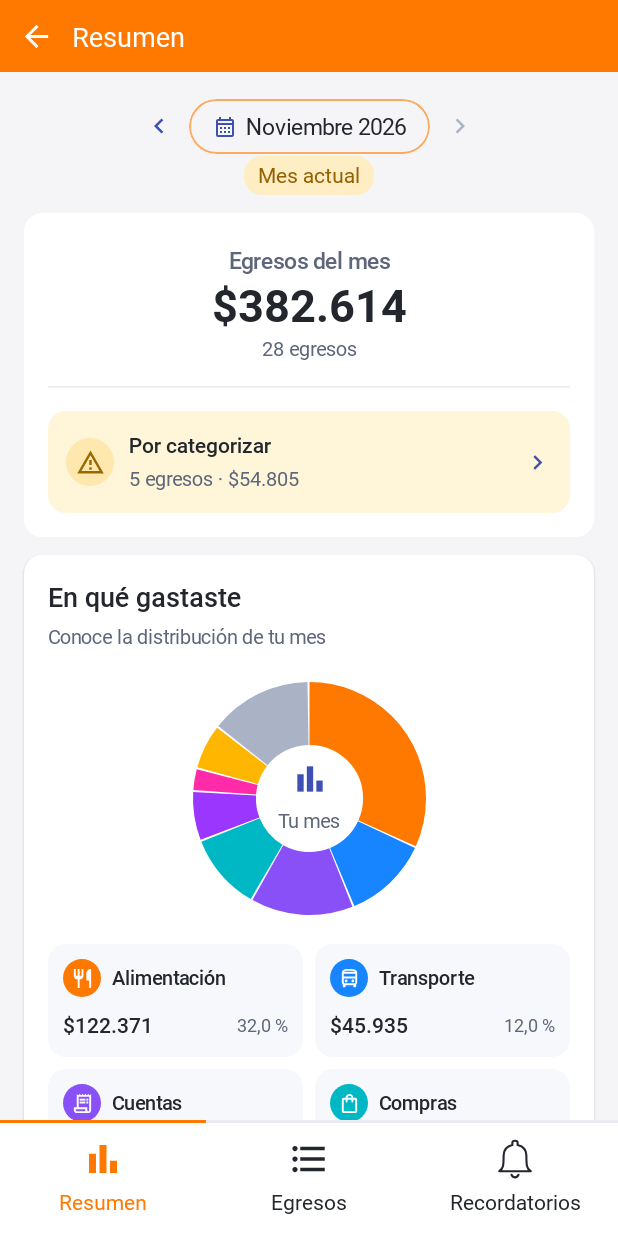
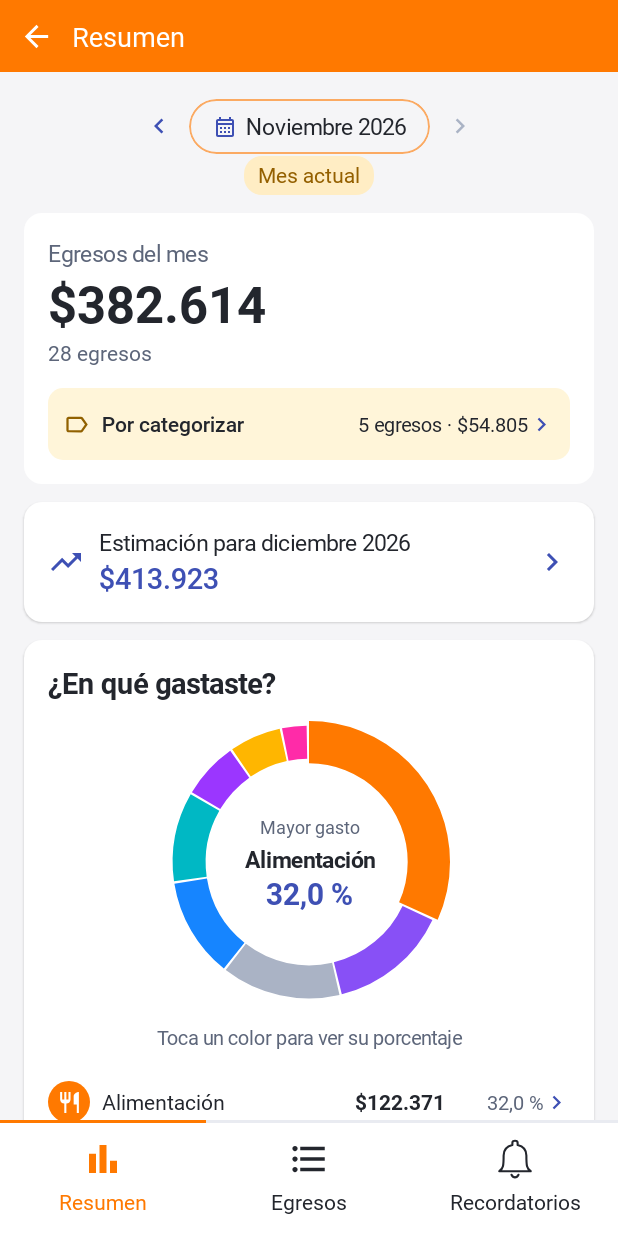
Before and after one commit to Estxbvn1/VisionRUT, an Android app built with Jetpack Compose: the screen it shows after launch (MainActivity), after a tap on "Resumen", on a phone screen of 412 x 824 dp. Run offline under Robolectric (Android 15) with nearby library versions, the phone set to English and light mode, and no system bars; our stand-ins replace Room's generated code; 1 other tap on this screen came first.

Commit message:
Simplifica el resumen mensual y los avisos de cobro

```diff
--- a/app/src/main/java/cl/visionrut/app/ui/screens/ResumenScreen.kt
+++ b/app/src/main/java/cl/visionrut/app/ui/screens/ResumenScreen.kt
@@ -1,31 +1,37 @@
 package cl.visionrut.app.ui.screens
 
+import androidx.compose.foundation.background
 import androidx.compose.foundation.Canvas
-import androidx.compose.foundation.background
 import androidx.compose.foundation.clickable
+import androidx.compose.foundation.gestures.detectTapGestures
 import androidx.compose.foundation.layout.*
 import androidx.compose.foundation.lazy.LazyColumn
 import androidx.compose.foundation.lazy.LazyListState
-import androidx.compose.foundation.shape.CircleShape
 import androidx.compose.foundation.shape.RoundedCornerShape
+import androidx.compose.material.icons.automirrored.outlined.KeyboardArrowRight
+import androidx.compose.material.icons.automirrored.outlined.Label
+import androidx.compose.material.icons.automirrored.outlined.TrendingUp
 import androidx.compose.material.icons.Icons
-import androidx.compose.material.icons.automirrored.outlined.KeyboardArrowRight
 import androidx.compose.material.icons.outlined.*
 import androidx.compose.material3.*
 import androidx.compose.runtime.*
 import androidx.compose.runtime.saveable.rememberSaveable
 import androidx.compose.ui.Alignment
-import androidx.compose.ui.Modifier
+import androidx.compose.ui.geometry.Offset
+import androidx.compose.ui.geometry.Size
 import androidx.compose.ui.graphics.Color
 import androidx.compose.ui.graphics.drawscope.Stroke
+import androidx.compose.ui.input.pointer.pointerInput
+import androidx.compose.ui.Modifier
 import androidx.compose.ui.platform.testTag
 import androidx.compose.ui.semantics.contentDescription
+import androidx.compose.ui.semantics.onClick
 import androidx.compose.ui.semantics.semantics
 import androidx.compose.ui.text.font.FontWeight
 import androidx.compose.ui.text.style.TextAlign
+import androidx.compose.ui.text.style.TextOverflow
 import androidx.compose.ui.unit.dp
 import androidx.compose.ui.unit.sp
-import cl.visionrut.app.data.Egreso
 import cl.visionrut.app.domain.CategoryTotal
 import cl.visionrut.app.ui.components.Aviso
 import cl.visionrut.app.ui.components.BotonPrincipal
@@ -34,7 +40,6 @@ import cl.visionrut.app.ui.components.IconoCategoria
 import cl.visionrut.app.ui.components.SelectorMes
 import cl.visionrut.app.ui.components.Tarjeta
 import cl.visionrut.app.ui.components.TituloPanel
-import cl.visionrut.app.ui.theme.Alert
 import cl.visionrut.app.ui.theme.Blue
 import cl.visionrut.app.ui.theme.Ink
 import cl.visionrut.app.ui.theme.Line
@@ -45,6 +50,8 @@ import cl.visionrut.app.util.money
 import cl.visionrut.app.util.monthLabel
 import cl.visionrut.app.viewmodel.VisionRUTUiState
 import java.time.YearMonth
+import kotlin.math.atan2
+import kotlin.math.hypot
 
 /** Resumen del mes, pendientes y distribución por categorías. */
 @Composable
@@ -59,8 +66,12 @@ fun ResumenScreen(
 ) {
     val rows = data.monthlyExpenses
     val pending = rows.filter { it.categoryId == null }
-    val totals = data.categoryTotals
     val total = rows.sumOf { it.amount }
+    val totals = remember(data.categoryTotals) { data.categoryTotals.sortedByDescending { it.amount } }
+    var chosenKey by rememberSaveable(month.toString()) { mutableStateOf<String?>(null) }
+    val active = totals.firstOrNull { it.filterKey == chosenKey } ?: totals.firstOrNull()
+    val hasDistribution = rows.any { it.categoryId != null }
+
     LazyColumn(
         Modifier.fillMaxSize().testTag("summary-list"),
         state = scroll,
@@ -68,254 +79,167 @@ fun ResumenScreen(
         verticalArrangement = Arrangement.spacedBy(12.dp),
     ) {
         item { SelectorMes(month, data.months, onMonth) }
-        // Total del mes y movimientos pendientes.
         item {
             Tarjeta {
-                Spacer(Modifier.height(5.dp))
-                TotalEgresos(rows, centered = true)
-                HorizontalDivider(Modifier.padding(vertical = 15.dp), color = Line)
-                Row(
-                    Modifier.fillMaxWidth()
-                        .testTag("pending")
-                        .background(
-                            if (pending.isEmpty()) Color(0xFFF0F8F2) else Color(0xFFFFF5D9),
-                            RoundedCornerShape(12.dp),
-                        )
-                        .clickable { openExpenses("none") }
-                        .padding(12.dp),
-                    verticalAlignment = Alignment.CenterVertically,
-                ) {
-                    if (pending.isEmpty())
-                        Icon(
-                            Icons.Outlined.CheckCircle,
-                            null,
-                            Modifier.size(30.dp),
-                            tint = Color(0xFF29A357),
-                        )
-                    else IconoCategoria(null, 32)
-                    Column(Modifier.weight(1f).padding(start = 10.dp)) {
-                        Text(
-                            if (pending.isEmpty()) "Todo categorizado" else "Por categorizar",
-                            fontSize = 14.sp,
-                            fontWeight = FontWeight.Medium,
-                        )
-                        Text(
-                            if (pending.isEmpty()) "Tus egresos están organizados"
-                            else "${pending.size} egresos · ${money(pending.sumOf { it.amount })}",
-                            fontSize = 13.sp,
-                            color = Muted,
-                        )
-                    }
-                    Icon(
-                        Icons.AutoMirrored.Outlined.KeyboardArrowRight,
-                        null,
-                        Modifier.size(19.dp),
-                        tint = Blue,
-                    )
+                Text("Egresos del mes", color = Muted, fontSize = 15.sp)
+                Text(money(total), fontSize = 34.sp, fontWeight = FontWeight.Bold, color = Ink)
+                Text("${rows.size} ${if (rows.size == 1) "egreso" else "egresos"}", color = Muted, fontSize = 14.sp)
+                if (rows.isNotEmpty()) {
+                    Spacer(Modifier.height(12.dp))
+                    FilaPendientes(pending.size, pending.sumOf { it.amount }) { openExpenses("none") }
                 }
             }
         }
         item {
             Tarjeta {
-                Text("En qué gastaste", fontSize = 18.sp, fontWeight = FontWeight.Medium)
+                Row(
+                    Modifier.fillMaxWidth().testTag("action-Proyección de egresos")
+                        .clickable(onClick = openProjection).heightIn(min = 48.dp),
+                    verticalAlignment = Alignment.CenterVertically,
+                ) {
+                    Icon(Icons.AutoMirrored.Outlined.TrendingUp, null, tint = Blue)
+                    Column(Modifier.weight(1f).padding(horizontal = 10.dp)) {
+                        Text("Estimación para ${monthLabel(month.plusMonths(1)).lowercase(Chile)}", color = Ink, fontSize = 15.sp)
                         Text(
-                    "Conoce la distribución de tu mes",
-                    fontSize = 13.sp,
-                    color = Muted,
-                    modifier = Modifier.padding(top = 4.dp),
-                )
-                if (rows.none { it.categoryId != null }) {
-                    Column(
-                        Modifier.fillMaxWidth().padding(vertical = 20.dp),
-                        horizontalAlignment = Alignment.CenterHorizontally,
-                    ) {
-                        Box(
-                            Modifier.size(76.dp).background(Alert.copy(alpha = .18f), CircleShape),
-                            contentAlignment = Alignment.Center,
-                        ) {
-                            Icon(
-                                Icons.Outlined.WarningAmber,
-                                null,
-                                Modifier.size(42.dp),
-                                tint = Color(0xFF9B6800),
+                            if (data.forecast.ready) money(data.forecast.values.sumOf { it.amount })
+                            else "Información insuficiente para estimar",
+                            color = if (data.forecast.ready) Blue else Muted,
+                            fontSize = if (data.forecast.ready) 19.sp else 13.sp,
+                            fontWeight = FontWeight.Medium,
                         )
                     }
-                        Text(
-                            "Categoriza tus egresos\npara ver su distribución.",
-                            color = Muted,
-                            fontSize = 15.sp,
-                            textAlign = TextAlign.Center,
-                            modifier = Modifier.padding(vertical = 14.dp),
-                        )
-                        BotonPrincipal("Ver egresos", Modifier.width(180.dp)) {
-                            openExpenses("all")
-                        }
-                    }
-                } else {
-                    Box(
-                        Modifier.align(Alignment.CenterHorizontally)
-                            .padding(vertical = 12.dp)
-                            .size(170.dp),
-                        contentAlignment = Alignment.Center,
-                    ) {
-                        GraficoEgresos(totals, Modifier.fillMaxSize())
-                        Column(horizontalAlignment = Alignment.CenterHorizontally) {
-                            Icon(Icons.Outlined.BarChart, null, Modifier.size(25.dp), tint = Blue)
-                            Text(
-                                "Tu mes",
-                                fontSize = 13.sp,
-                                color = Muted,
-                                modifier = Modifier.padding(top = 4.dp),
-                            )
-                        }
-                    }
-                    totals.chunked(2).forEach { group ->
-                        Row(
-                            Modifier.fillMaxWidth(),
-                            horizontalArrangement = Arrangement.spacedBy(8.dp),
-                        ) {
-                            group.forEach { item ->
-                                Column(
-                                    Modifier.weight(1f)
-                                        .background(Color(0xFFF7F8FC), RoundedCornerShape(12.dp))
-                                        .clickable { openExpenses(item.category?.id?.toString() ?: "none") }
-                                        .padding(10.dp)
-                                ) {
-                                    Row(verticalAlignment = Alignment.CenterVertically) {
-                                        IconoCategoria(item.category, 25)
-                                        Text(
-                                            item.category?.name ?: "Sin categoría",
-                                            fontSize = 13.sp,
-                                            lineHeight = 17.sp,
-                                            fontWeight = FontWeight.Medium,
-                                            maxLines = 2,
-                                            modifier = Modifier.padding(start = 7.dp),
-                                        )
-                                    }
-                                    Row(
-                                        Modifier.fillMaxWidth().padding(top = 8.dp),
-                                        horizontalArrangement = Arrangement.SpaceBetween,
-                                        verticalAlignment = Alignment.CenterVertically,
-                                    ) {
-                                        Text(
-                                            money(item.amount),
-                                            fontSize = 14.sp,
-                                            fontWeight = FontWeight.Medium,
-                                        )
-                                        Text(
-                                            "%.1f %%".format(Chile, if (total == 0L) 0.0 else item.amount * 100.0 / total),
-                                            fontSize = 12.sp,
-                                            color = Muted,
-                                        )
-                                    }
-                                }
-                            }
-                            if (group.size == 1) Spacer(Modifier.weight(1f))
-                        }
-                        Spacer(Modifier.height(8.dp))
-                    }
-                }
-            }
-        }
-        if (rows.any { it.categoryId != null }) item {
-            BotonPrincipal("Ver mis egresos") { openExpenses("all") }
-        }
-        item {
-            Tarjeta {
-                FilaAccion(
-                    "Gestionar categorías",
-                    Icons.Outlined.Tune,
-                    "Personaliza tus categorías",
-                    categories,
-                )
-            }
-        }
-        item {
-            val forecast = data.forecast
-            Tarjeta {
-                Column(Modifier.fillMaxWidth().testTag("action-Proyección de egresos")
-                    .clickable(onClick = openProjection).padding(vertical = 4.dp)) {
-                    Text("Proyección de egresos", fontSize = 18.sp, fontWeight = FontWeight.SemiBold)
-                    Text(monthLabel(month.plusMonths(1)), fontSize = 14.sp, color = Muted)
-                    Text(
-                        if (forecast.ready) money(forecast.values.sumOf { it.amount })
-                        else "Información insuficiente para estimar",
-                        modifier = Modifier.padding(vertical = 6.dp),
-                        fontSize = if (forecast.ready) 28.sp else 16.sp,
-                        color = Blue, fontWeight = FontWeight.Bold,
-                    )
-                    Text("Ver detalle del cálculo", fontSize = 14.sp, color = Blue)
+                    Icon(Icons.AutoMirrored.Outlined.KeyboardArrowRight, "Ver cálculo", tint = Blue)
                 }
             }
         }
         item {
+            Tarjeta {
+                Text("¿En qué gastaste?", fontSize = 19.sp, fontWeight = FontWeight.SemiBold)
+                if (hasDistribution && active != null) {
+                    GraficoEgresos(totals, total, active, { chosenKey = it.filterKey }, Modifier.align(Alignment.CenterHorizontally))
+                    if (totals.size > 1) {
+                        Text("Toca un color para ver su porcentaje",
+                            Modifier.align(Alignment.CenterHorizontally).padding(bottom = 8.dp),
+                            color = Muted, fontSize = 13.sp)
+                    }
+                    totals.forEachIndexed { index, item ->
+                        if (index > 0) HorizontalDivider(color = Line)
+                        Row(
+                            Modifier.fillMaxWidth().clickable { openExpenses(item.filterKey) }
+                                .heightIn(min = 48.dp).padding(vertical = 4.dp),
+                            verticalAlignment = Alignment.CenterVertically,
+                        ) {
+                            IconoCategoria(item.category, 28)
+                            Text(item.name, Modifier.weight(1f).padding(horizontal = 8.dp), fontSize = 14.sp)
+                            Text(money(item.amount), fontWeight = FontWeight.SemiBold, fontSize = 14.sp)
+                            Text(item.percentage(total), Modifier.widthIn(min = 65.dp).padding(start = 4.dp),
+                                color = Muted, fontSize = 13.sp, textAlign = TextAlign.End)
+                            Icon(Icons.AutoMirrored.Outlined.KeyboardArrowRight, null, Modifier.size(18.dp), tint = Blue)
+                        }
+                    }
+                } else {
                     Text(
-                "CuentaRUT •••• 1234 · Datos simulados",
-                fontSize = 12.sp,
-                color = Muted,
-                textAlign = TextAlign.Center,
-                modifier = Modifier.fillMaxWidth().padding(vertical = 5.dp),
+                        if (rows.isEmpty()) "Este mes no tiene egresos." else "Categoriza tus egresos\npara ver su distribución.",
+                        Modifier.padding(vertical = 16.dp), color = Muted, fontSize = 15.sp,
                     )
+                }
+                BotonPrincipal(if (hasDistribution) "Ver mis egresos" else "Ver egresos") { openExpenses("all") }
+            }
+        }
+        item {
+            Tarjeta { FilaAccion("Gestionar categorías", Icons.Outlined.Tune, onClick = categories) }
+        }
+        item {
+            Text("CuentaRUT •••• 1234 · Datos simulados", Modifier.fillMaxWidth(),
+                fontSize = 12.sp, color = Muted, textAlign = TextAlign.Center)
         }
     }
 }
 
 @Composable
-private fun TotalEgresos(
-    expenses: List<Egreso>,
-    label: String = "Egresos del mes",
-    centered: Boolean = false,
+private fun FilaPendientes(count: Int, amount: Long, open: () -> Unit) {
+    val complete = count == 0
+    Row(
+        Modifier.fillMaxWidth().testTag("pending")
+            .background(if (complete) Color(0xFFF0F8F2) else Color(0xFFFFF5D9), RoundedCornerShape(10.dp))
+            .clickable(enabled = !complete, onClick = open).heightIn(min = 48.dp).padding(horizontal = 10.dp),
+        verticalAlignment = Alignment.CenterVertically,
     ) {
-    Column(
-        Modifier.fillMaxWidth(),
-        horizontalAlignment = if (centered) Alignment.CenterHorizontally else Alignment.Start,
-    ) {
-        Text(
-            label,
-            fontSize = 15.sp,
-            lineHeight = 20.sp,
-            fontWeight = FontWeight.Medium,
-            color = Muted,
-        )
-        Text(
-            money(expenses.sumOf { it.amount }),
-            fontSize = 30.sp,
-            lineHeight = 38.sp,
-            fontWeight = FontWeight.Bold,
-            color = Ink,
-        )
-        Text(
-            "${expenses.size} ${if (expenses.size == 1) "egreso" else "egresos"}",
-            fontSize = 13.sp,
-            lineHeight = 19.sp,
-            color = Muted,
-        )
+        Icon(if (complete) Icons.Outlined.CheckCircle else Icons.AutoMirrored.Outlined.Label,
+            null, Modifier.size(18.dp), tint = if (complete) Color(0xFF28723D) else Color(0xFF916100))
+        Text(if (complete) "Todo categorizado" else "Por categorizar",
+            Modifier.weight(1f).padding(horizontal = 8.dp), fontSize = 14.sp, fontWeight = FontWeight.Medium)
+        if (!complete) {
+            Text("$count ${if (count == 1) "egreso" else "egresos"} · ${money(amount)}", color = Ink, fontSize = 13.sp)
+            Icon(Icons.AutoMirrored.Outlined.KeyboardArrowRight, null, Modifier.size(18.dp), tint = Blue)
+        }
     }
 }
 
+private val CategoryTotal.filterKey get() = category?.id?.toString() ?: "none"
+private val CategoryTotal.name get() = category?.name ?: "Sin categoría"
+private fun CategoryTotal.percentage(total: Long) = "%.1f %%".format(Chile, amount * 100.0 / total)
+
 @Composable
-private fun GraficoEgresos(totals: List<CategoryTotal>, modifier: Modifier = Modifier) {
-    val total = totals.sumOf { it.amount }.toFloat()
-    Canvas(
-        modifier
-            .semantics { contentDescription = "Distribución de egresos por categoría" }
-            .padding(7.dp)
+private fun GraficoEgresos(
+    totals: List<CategoryTotal>,
+    total: Long,
+    active: CategoryTotal,
+    select: (CategoryTotal) -> Unit,
+    modifier: Modifier = Modifier,
 ) {
-        val stroke = size.minDimension * .27f
+    val share = active.percentage(total)
+    val selectCategory by rememberUpdatedState(select)
+    val label = if (active == totals.first()) "Mayor gasto" else "Categoría"
+    Box(
+        modifier.padding(vertical = 12.dp).size(188.dp).testTag("summary-chart").semantics(mergeDescendants = true) {
+            contentDescription = "Distribución por categoría. ${active.name}, $share"
+            onClick("Ver la siguiente categoría") {
+                select(totals[(totals.indexOf(active) + 1) % totals.size])
+                true
+            }
+        },
+        contentAlignment = Alignment.Center,
+    ) {
+        Canvas(Modifier.fillMaxSize().pointerInput(totals) {
+            detectTapGestures { tap ->
+                val dx = tap.x - size.width / 2f
+                val dy = tap.y - size.height / 2f
+                val radius = minOf(size.width, size.height) / 2f
+                if (hypot(dx, dy) !in radius * .70f..radius) return@detectTapGestures
+                // El primer segmento empieza a las doce, igual que el dibujo del anillo.
+                val degrees = (Math.toDegrees(atan2(dy, dx).toDouble()) + 450.0) % 360.0
+                val target = total * degrees / 360.0
+                var accumulated = 0L
+                for (item in totals) {
+                    accumulated += item.amount
+                    if (accumulated > target) {
+                        selectCategory(item)
+                        break
+                    }
+                }
+            }
+        }) {
+            val stroke = size.minDimension * .15f
             val inset = stroke / 2
             var start = -90f
             totals.forEach { item ->
-            val sweep = if (total == 0f) 0f else item.amount / total * 360f
+                val sweep = (item.amount * 360.0 / total).toFloat()
                 drawArc(
                     item.category?.let { Color(it.color) } ?: Pending,
-                start,
-                (sweep - 1f).coerceAtLeast(0f),
-                false,
-                topLeft = androidx.compose.ui.geometry.Offset(inset, inset),
-                size = androidx.compose.ui.geometry.Size(size.width - stroke, size.height - stroke),
-                style = Stroke(stroke),
+                    start, sweep - minOf(1f, sweep * .12f), false,
+                    topLeft = Offset(inset, inset),
+                    size = Size(size.width - stroke, size.height - stroke),
+                    style = Stroke(if (item == active) stroke else stroke * .78f),
                 )
                 start += sweep
+            }
+        }
+        Column(Modifier.width(118.dp), horizontalAlignment = Alignment.CenterHorizontally) {
+            Text(label, color = Muted, fontSize = 12.sp)
+            Text(active.name, fontSize = 15.sp, lineHeight = 17.sp, fontWeight = FontWeight.SemiBold,
+                textAlign = TextAlign.Center, maxLines = 2, overflow = TextOverflow.Ellipsis)
+            Text(share, fontSize = 20.sp, color = Blue, fontWeight = FontWeight.Bold)
         }
     }
 }
```
Also changed, not shown: app/src/main/java/cl/visionrut/app/notifications/ReminderNotifications.kt (+2 -6 lines), 2 other files. Lines whose indentation alone changed are shown as unchanged.
